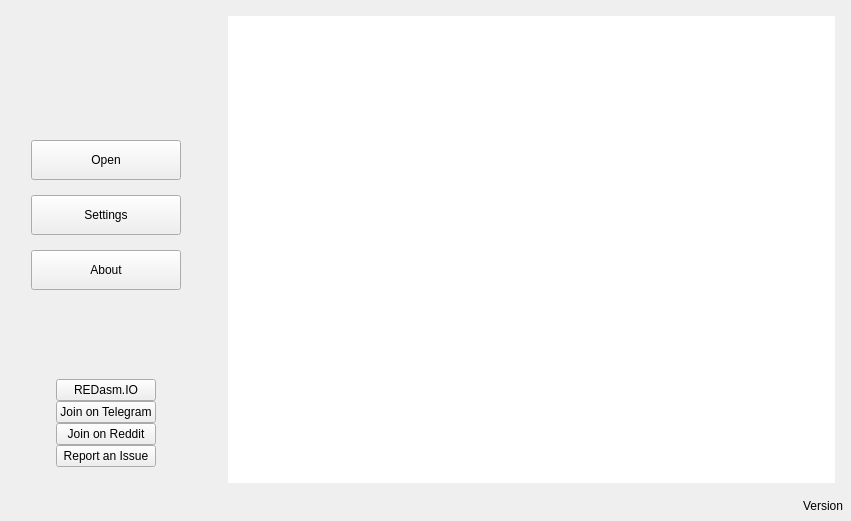
REDasmOrg/REDasm, file widgets/tabs/welcometab/welcometab.ui: the form before one commit.
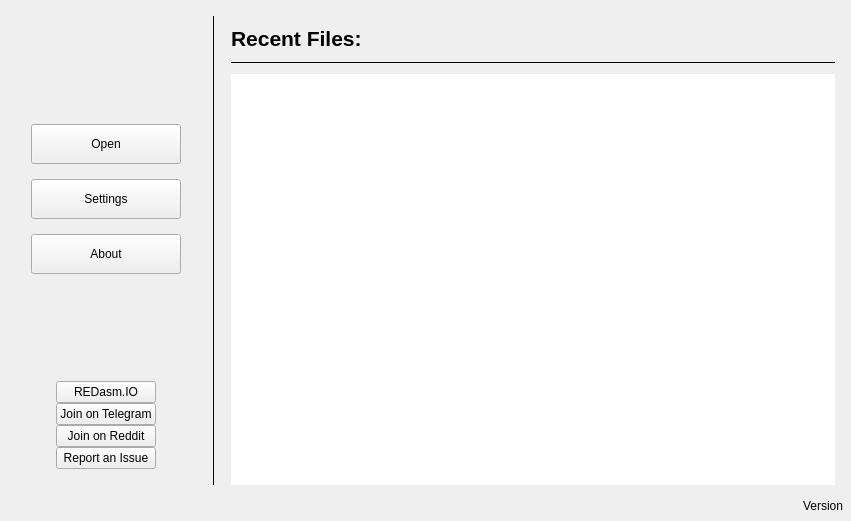
The form after the commit.

Commit message: Improved WelcomTab appeareance

```diff
--- a/widgets/tabs/welcometab/welcometab.ui
+++ b/widgets/tabs/welcometab/welcometab.ui
@@ -13,10 +13,7 @@
   <property name="windowTitle">
    <string>Form</string>
   </property>
-  <layout class="QVBoxLayout" name="verticalLayout_3">
-   <property name="spacing">
-    <number>8</number>
-   </property>
+  <layout class="QVBoxLayout" name="verticalLayout_4">
    <property name="leftMargin">
     <number>8</number>
    </property>
@@ -30,9 +27,9 @@
     <number>8</number>
    </property>
    <item>
-    <layout class="QHBoxLayout" name="horizontalLayout_2" stretch="0,1">
+    <layout class="QHBoxLayout" name="horizontalLayout_2" stretch="0,0,1">
      <property name="spacing">
-      <number>32</number>
+      <number>16</number>
      </property>
      <property name="leftMargin">
       <number>8</number>
@@ -234,6 +231,54 @@
       </layout>
      </item>
      <item>
+      <widget class="Line" name="line">
+       <property name="frameShadow">
+        <enum>QFrame::Plain</enum>
+       </property>
+       <property name="orientation">
+        <enum>Qt::Vertical</enum>
+       </property>
+      </widget>
+     </item>
+     <item>
+      <layout class="QVBoxLayout" name="verticalLayout_3" stretch="0,0,1">
+       <property name="spacing">
+        <number>10</number>
+       </property>
+       <property name="leftMargin">
+        <number>0</number>
+       </property>
+       <property name="topMargin">
+        <number>10</number>
+       </property>
+       <property name="bottomMargin">
+        <number>0</number>
+       </property>
+       <item>
+        <widget class="QLabel" name="lblRecentFiles">
+         <property name="text">
+          <string>&lt;!DOCTYPE HTML PUBLIC &quot;-//W3C//DTD HTML 4.0//EN&quot; &quot;http://www.w3.org/TR/REC-html40/strict.dtd&quot;&gt;
+&lt;html&gt;&lt;head&gt;&lt;meta name=&quot;qrichtext&quot; content=&quot;1&quot; /&gt;&lt;style type=&quot;text/css&quot;&gt;
+p, li { white-space: pre-wrap; }
+&lt;/style&gt;&lt;/head&gt;&lt;body style=&quot; font-family:'Noto Sans'; font-size:10pt; font-weight:400; font-style:normal;&quot;&gt;
+&lt;p style=&quot; margin-top:12px; margin-bottom:12px; margin-left:0px; margin-right:0px; -qt-block-indent:0; text-indent:0px;&quot;&gt;&lt;span style=&quot; font-size:16pt; font-weight:600;&quot;&gt;Recent Files:&lt;/span&gt;&lt;/p&gt;&lt;/body&gt;&lt;/html&gt;</string>
+         </property>
+         <property name="alignment">
+          <set>Qt::AlignLeading|Qt::AlignLeft|Qt::AlignVCenter</set>
+         </property>
+        </widget>
+       </item>
+       <item>
+        <widget class="Line" name="line_2">
+         <property name="frameShadow">
+          <enum>QFrame::Plain</enum>
+         </property>
+         <property name="orientation">
+          <enum>Qt::Horizontal</enum>
+         </property>
+        </widget>
+       </item>
+       <item>
       <widget class="QListView" name="lvRecentFiles">
        <property name="frameShape">
         <enum>QFrame::NoFrame</enum>
@@ -251,6 +296,8 @@
         <bool>true</bool>
        </property>
       </widget>
+       </item>
+      </layout>
      </item>
     </layout>
    </item>
```
Lines whose indentation alone changed are shown as unchanged.
